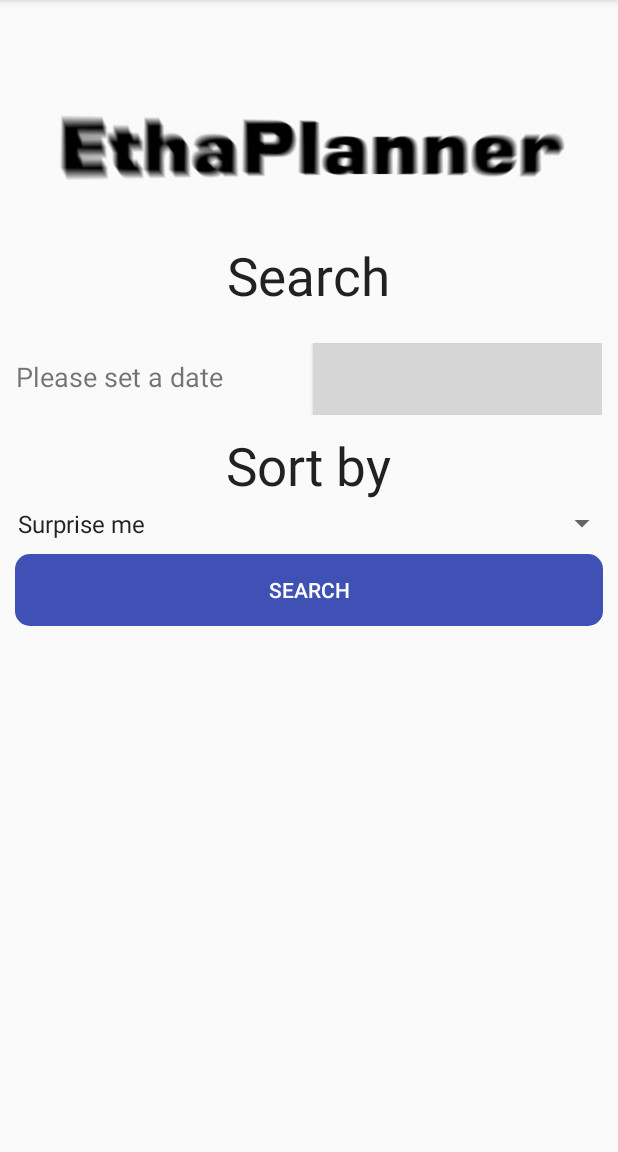
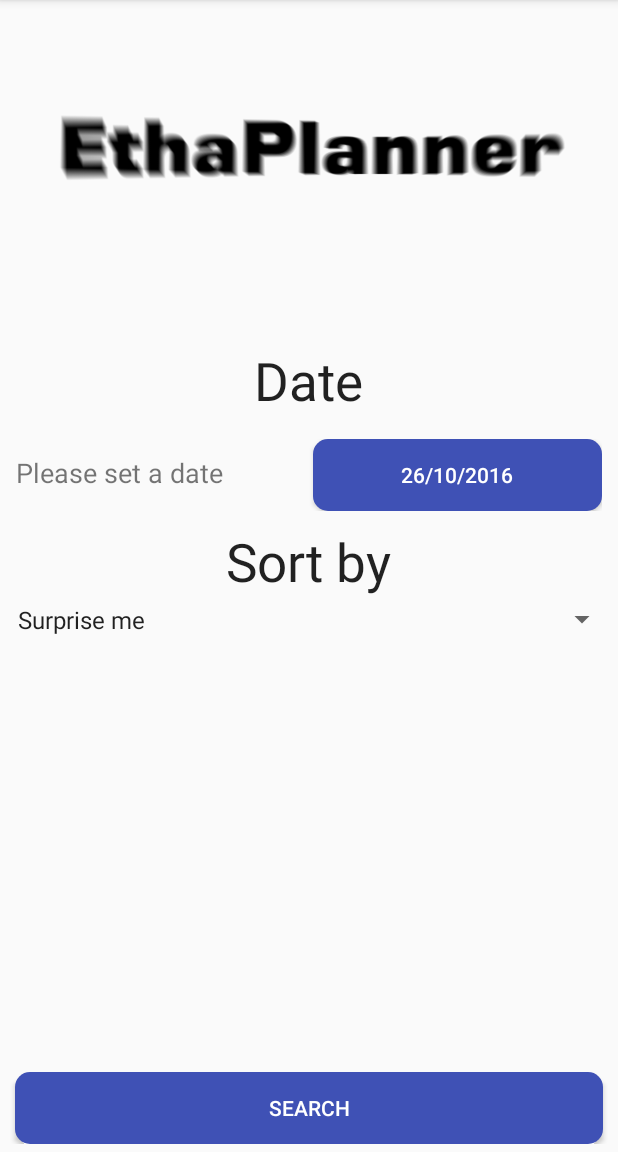
Before and after one commit to ThaH3lper/MAH_Project-3-Android, an Android app: the SearchActivity screen opened directly, with no data from a screen before it, on a phone screen of 412 x 824 dp, the part 84-1236 px from its top. Run offline under Robolectric (Android 15) with nearby library versions, the phone set to English and light mode, and no system bars; network calls fail; grey boxes are pictures that could not be loaded.

Commit message:
Small design changes

```diff
--- a/EthaPlanner/app/src/main/res/layout/content_search.xml
+++ b/EthaPlanner/app/src/main/res/layout/content_search.xml
@@ -33,6 +33,15 @@
                 android:id="@+id/imageView2"
                 android:src="@drawable/logga" />
 
+
+        </LinearLayout>
+
+        <LinearLayout
+            android:orientation="vertical"
+            android:layout_width="fill_parent"
+            android:layout_height="wrap_content"
+            android:layout_marginTop="30dp">
+
             <TextView
                 android:id="@+id/textView2"
                 android:layout_width="wrap_content"
@@ -40,11 +49,10 @@
                 android:text="@string/Search"
 
                 android:textAppearance="?android:attr/textAppearanceLarge"
-                android:layout_marginBottom="16dp"
+                android:layout_marginBottom="10dp"
                 android:textSize="35dp"
-                android:layout_marginTop="10dp" />
-
-
+                android:layout_marginTop="50dp"
+                android:layout_gravity="center_horizontal" />
         </LinearLayout>
 
         <LinearLayout
@@ -76,7 +84,8 @@
                     android:layout_width="fill_parent"
                     android:layout_height="wrap_content"
                     android:layout_marginLeft="30dp"
-                    android:background="@color/wallet_bright_foreground_disabled_holo_light"
+                    android:background="@drawable/roundcorner"
+                    android:textColor="#ffffff"
                     android:text="@string/Calender"/>
 
             </LinearLayout>
@@ -107,21 +116,26 @@
                 android:padding="4dp"/>
 
 
+        </LinearLayout>
+
+        <LinearLayout
+            android:orientation="vertical"
+            android:layout_width="match_parent"
+            android:layout_height="match_parent"
+            android:layout_gravity="bottom"
+            android:gravity="bottom"
+            android:layout_marginBottom="5dp">
+
             <Button
                 android:id="@+id/btnSearch"
                 android:layout_width="match_parent"
                 android:layout_height="wrap_content"
-                android:layout_gravity="center_horizontal"
                 android:background="@drawable/roundcorner"
                 android:layout_marginLeft="10dp"
                 android:layout_marginRight="10dp"
                 android:layout_marginTop="5dp"
                 android:text="@string/search"
                 android:textColor="#ffffff" />
-
-
-
-
         </LinearLayout>
 
     </LinearLayout>
--- a/EthaPlanner/app/src/main/res/values/strings.xml
+++ b/EthaPlanner/app/src/main/res/values/strings.xml
@@ -3,7 +3,7 @@
     <string name="action_settings">About</string>
 
    <!--Strings for Search-->
-    <string name="Search">Search</string>
+    <string name="Search">Date</string>
     <string name="Please_set_a_date">Please set a date</string>
     <string name="Please_set_target_APK">Sort by</string>
 
```
Also changed, not shown: 1 other file.
